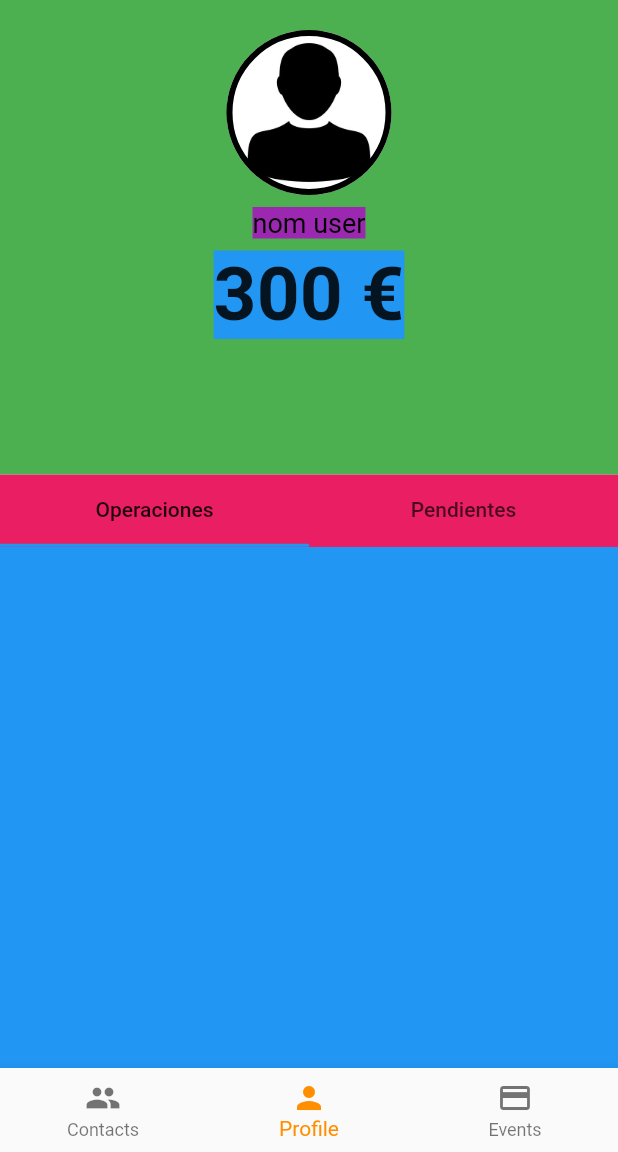
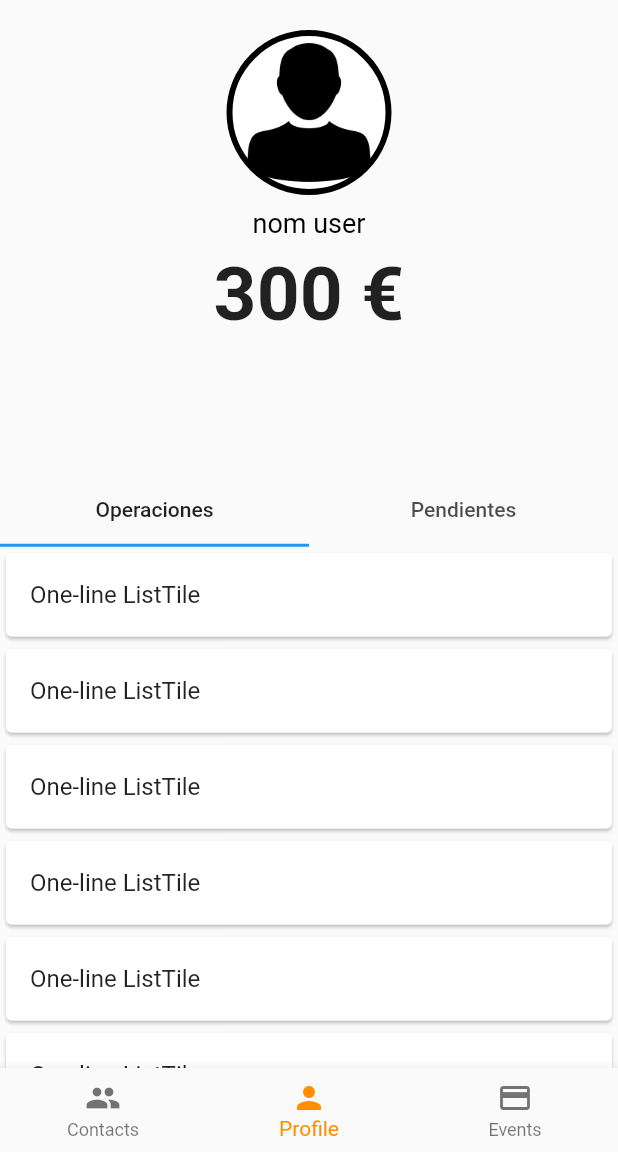
Before and after one commit to mbruguerag/flutter_firebase_test, a Flutter app: the screen it shows after launch, on a phone screen of 412 x 824 dp, the part 84-1236 px from its top. Run offline on Flutter 3.47's test engine with Material 2 defaults, Android fonts, the phone set to English and light mode, and no system bars.

Commit message:
Versió 0.1 completada

```diff
--- a/lib/pages/bodies/bodyprofile.dart
+++ b/lib/pages/bodies/bodyprofile.dart
@@ -12,19 +12,38 @@ class _OperacionesState extends State<Operaciones> {
     return DefaultTabController(
       length: 2,
       child: Scaffold(
-        backgroundColor: Colors.pink,
-        appBar:  TabBar(
-          dragStartBehavior: DragStartBehavior.down,
-            tabs: [
-              Tab(text: 'Operaciones'),
-              Tab(text: 'Pendientes'),
-            ],
-          ),
-
+        appBar: TabBar(
+          tabs: [
+            Tab(text: 'Operaciones'),
+            Tab(text: 'Pendientes'),
+          ],
+        ),
         body: TabBarView(
           children: [
-            Container(color:Colors.blue),
-            Container(color:Colors.orange),
+            ListView(
+              children: const <Widget>[
+                Card(child: ListTile(title: Text('One-line ListTile'))),
+                Card(child: ListTile(title: Text('One-line ListTile'))),
+                Card(child: ListTile(title: Text('One-line ListTile'))),
+                Card(child: ListTile(title: Text('One-line ListTile'))),
+                Card(child: ListTile(title: Text('One-line ListTile'))),
+                Card(child: ListTile(title: Text('One-line ListTile'))),
+                Card(child: ListTile(title: Text('One-line ListTile'))),
+                Card(child: ListTile(title: Text('One-line ListTile'))),
+              ],
+            ),
+            ListView(
+              children: const <Widget>[
+                Card(child: ListTile(title: Text('One-line ListTile'))),
+                Card(child: ListTile(title: Text('One-line ListTile'))),
+                Card(child: ListTile(title: Text('One-line ListTile'))),
+                Card(child: ListTile(title: Text('One-line ListTile'))),
+                Card(child: ListTile(title: Text('One-line ListTile'))),
+                Card(child: ListTile(title: Text('One-line ListTile'))),
+                Card(child: ListTile(title: Text('One-line ListTile'))),
+                Card(child: ListTile(title: Text('One-line ListTile'))),
+              ],
+            ),
           ],
         ),
       ),
@@ -59,7 +78,6 @@ class _ContainerperfilState extends State<Containerperfil> {
   @override
   Widget build(BuildContext context) {
     return Container(
-      color: Colors.green,
       child: Padding(
         padding: const EdgeInsets.only(top: 20.0),
         child: Column(
@@ -84,7 +102,6 @@ class _ContainerperfilState extends State<Containerperfil> {
             Padding(
               padding: const EdgeInsets.all(8.0),
               child: Container(
-                color: Colors.purple,
                 child: Text(
                   'nom user',
                   style: TextStyle(
@@ -95,7 +112,6 @@ class _ContainerperfilState extends State<Containerperfil> {
               ),
             ),
             Container(
-              color: Colors.blue,
               child: Text(
                 '300 €',
                 style: TextStyle(
@@ -110,18 +126,3 @@ class _ContainerperfilState extends State<Containerperfil> {
     );
   }
 }
-
-class Containerop extends StatefulWidget {
-  @override
-  _ContaineropState createState() => _ContaineropState();
-}
-
-class _ContaineropState extends State<Containerop> {
-  @override
-  Widget build(BuildContext context) {
-    return Container(
-      color: Colors.yellow,
-      //OPERACIONES
-    );
-  }
-}
```
